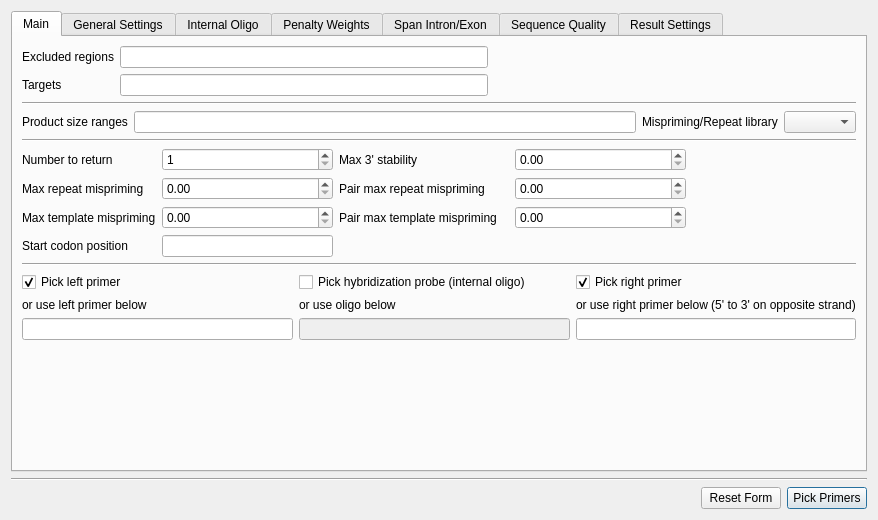
Old version of the form src/plugins_3rdparty/primer3/src/ui/Primer3Dialog.ui in the repository violethaze74/ugene.
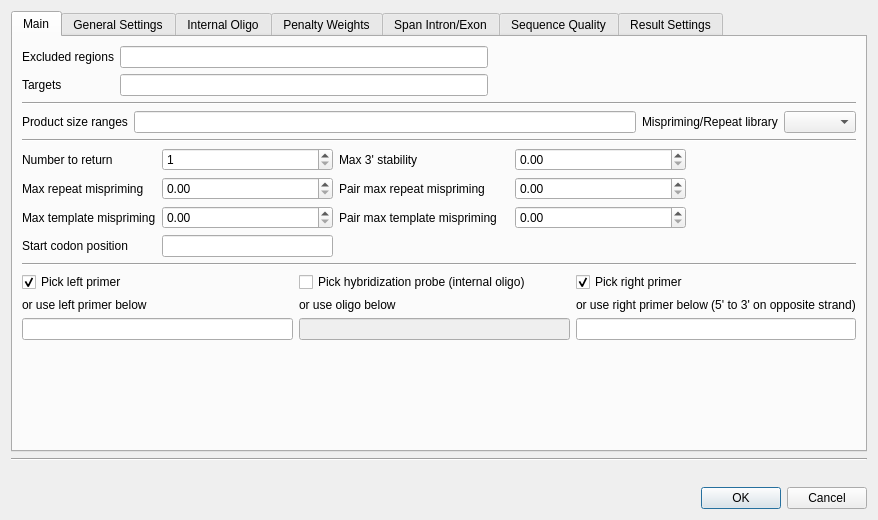
New version of the form.

Commit message: Help system for all dialogs, UI improvements for all dialogs.

Patch:
```diff
--- a/src/plugins_3rdparty/primer3/src/ui/Primer3Dialog.ui
+++ b/src/plugins_3rdparty/primer3/src/ui/Primer3Dialog.ui
@@ -3907,31 +3907,15 @@
        </property>
       </spacer>
      </item>
-     <item>
-      <widget class="QPushButton" name="pbReset">
-       <property name="text">
-        <string>Reset Form</string>
-       </property>
-      </widget>
-     </item>
-     <item>
-      <widget class="QPushButton" name="pbPick">
-       <property name="text">
-        <string>Pick Primers</string>
-       </property>
-       <property name="autoDefault">
-        <bool>true</bool>
-       </property>
-       <property name="default">
-        <bool>true</bool>
-       </property>
-       <property name="flat">
-        <bool>false</bool>
-       </property>
-      </widget>
-     </item>
     </layout>
    </item>
+   <item>
+    <widget class="QDialogButtonBox" name="buttonBox">
+     <property name="standardButtons">
+      <set>QDialogButtonBox::Cancel|QDialogButtonBox::Ok</set>
+     </property>
+    </widget>
+   </item>
   </layout>
  </widget>
  <tabstops>
```
Left out of the diff: 2 changed lines with no effect on the pictures. The commit also changes 309 other files.
